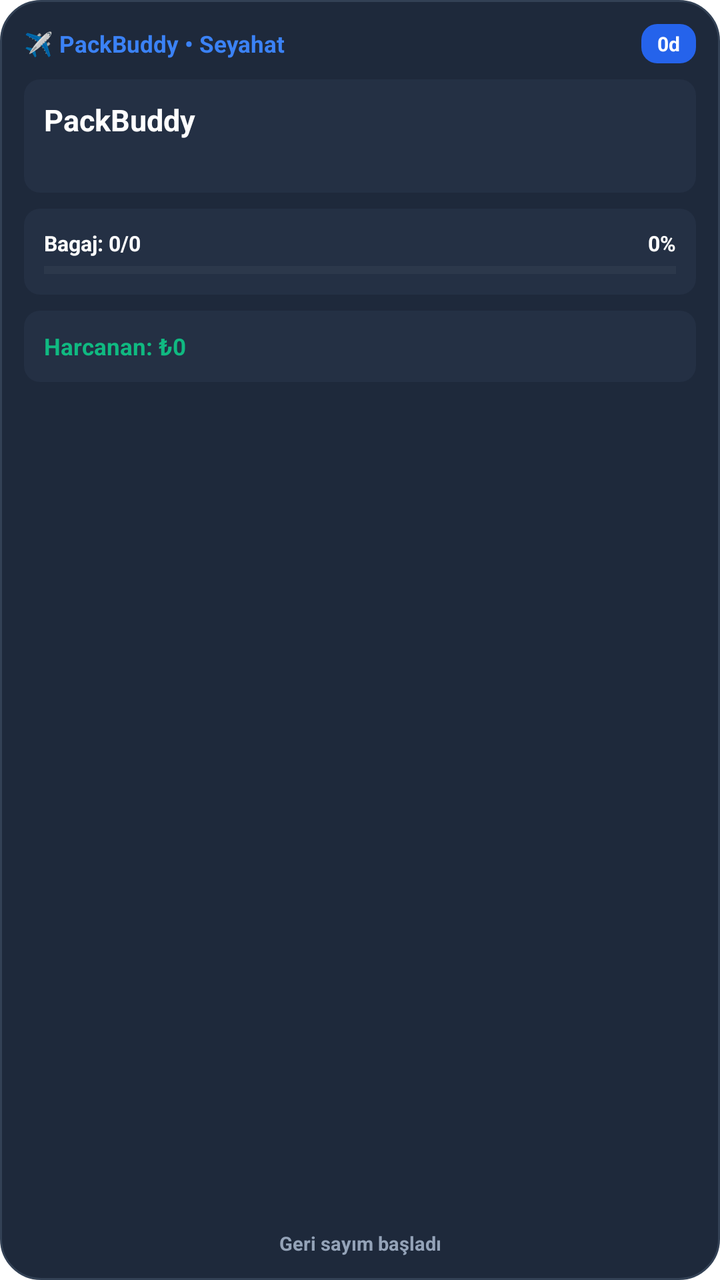
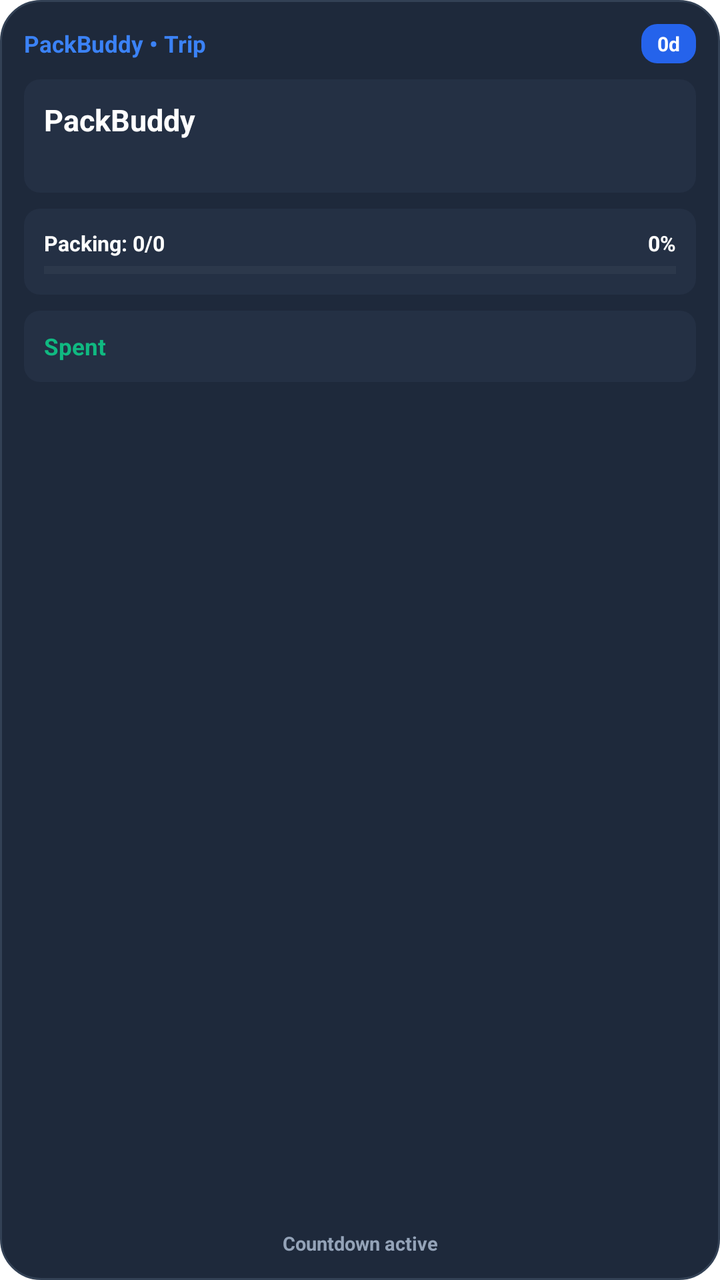

Screens rendered from an Android XML layout before and after an edit, with the pre-edit source and the edit as a unified diff.
<!-- AndroidManifest.xml: fallback theme Theme.MaterialComponents.DayNight.NoActionBar -->
<!-- res/layout/packbuddy_trip_large.xml -->
<?xml version="1.0" encoding="utf-8"?>
<FrameLayout xmlns:android="http://schemas.android.com/apk/res/android"
    android:id="@+id/widget_container"
    android:layout_width="match_parent"
    android:layout_height="match_parent">

    
    <ImageView
        android:id="@+id/widget_rendered_card"
        android:layout_width="match_parent"
        android:layout_height="match_parent"
        android:scaleType="fitCenter"
        android:adjustViewBounds="true"
        android:visibility="gone" />

    
    <LinearLayout
        android:id="@+id/widget_native_content"
        android:layout_width="match_parent"
        android:layout_height="match_parent"
        android:background="@drawable/widget_bg"
        android:orientation="vertical"
        android:padding="12dp">

        
        <LinearLayout
            android:layout_width="match_parent"
            android:layout_height="wrap_content"
            android:gravity="center_vertical"
            android:orientation="horizontal">

            <TextView
                android:id="@+id/widget_app_name"
                android:layout_width="0dp"
                android:layout_height="wrap_content"
                android:layout_weight="1"
                android:ellipsize="end"
                android:maxLines="1"
                android:text="✈️ PackBuddy • Seyahat"
                android:textColor="#3B82F6"
                android:textSize="11.5sp"
                android:textStyle="bold" />

            <TextView
                android:id="@+id/widget_days"
                android:layout_width="wrap_content"
                android:layout_height="wrap_content"
                android:background="@drawable/widget_badge_bg"
                android:paddingStart="8dp"
                android:paddingTop="3dp"
                android:paddingEnd="8dp"
                android:paddingBottom="3dp"
                android:text="0d"
                android:textColor="#FFFFFF"
                android:textSize="10sp"
                android:textStyle="bold" />
        </LinearLayout>

        
        <LinearLayout
            android:id="@+id/widget_destination_card"
            android:layout_width="match_parent"
            android:layout_height="wrap_content"
            android:layout_marginTop="8dp"
            android:background="@drawable/widget_stat_bg"
            android:orientation="vertical"
            android:padding="10dp">

            <TextView
                android:id="@+id/widget_title"
                android:layout_width="match_parent"
                android:layout_height="wrap_content"
                android:ellipsize="end"
                android:maxLines="1"
                android:text="PackBuddy"
                android:textColor="#FFFFFF"
                android:textSize="15sp"
                android:textStyle="bold" />

            <TextView
                android:id="@+id/widget_destination"
                android:layout_width="match_parent"
                android:layout_height="wrap_content"
                android:layout_marginTop="2dp"
                android:ellipsize="end"
                android:maxLines="1"
                android:text=""
                android:textColor="#94A3B8"
                android:textSize="10.5sp" />
        </LinearLayout>

        
        <LinearLayout
            android:id="@+id/widget_packing_card"
            android:layout_width="match_parent"
            android:layout_height="wrap_content"
            android:layout_marginTop="8dp"
            android:background="@drawable/widget_stat_bg"
            android:orientation="vertical"
            android:padding="10dp">

            <LinearLayout
                android:layout_width="match_parent"
                android:layout_height="wrap_content"
                android:orientation="horizontal">

                <TextView
                    android:id="@+id/widget_packing"
                    android:layout_width="0dp"
                    android:layout_height="wrap_content"
                    android:layout_weight="1"
                    android:ellipsize="end"
                    android:maxLines="1"
                    android:text="Bagaj: 0/0"
                    android:textColor="#FFFFFF"
                    android:textSize="10.5sp"
                    android:textStyle="bold" />

                <TextView
                    android:id="@+id/widget_packing_pct"
                    android:layout_width="wrap_content"
                    android:layout_height="wrap_content"
                    android:text="0%"
                    android:textColor="#FFFFFF"
                    android:textSize="10.5sp"
                    android:textStyle="bold" />
            </LinearLayout>

            <ProgressBar
                android:id="@+id/widget_packing_progress"
                style="?android:attr/progressBarStyleHorizontal"
                android:layout_width="match_parent"
                android:layout_height="4.5dp"
                android:layout_marginTop="4dp"
                android:max="100"
                android:progress="0"
                android:progressBackgroundTint="#4094A3B8"
                android:progressTint="#3B82F6" />
        </LinearLayout>

        
        <LinearLayout
            android:id="@+id/widget_budget_card"
            android:layout_width="match_parent"
            android:layout_height="wrap_content"
            android:layout_marginTop="8dp"
            android:background="@drawable/widget_stat_bg"
            android:orientation="vertical"
            android:padding="10dp">

            <TextView
                android:id="@+id/widget_budget"
                android:layout_width="match_parent"
                android:layout_height="wrap_content"
                android:ellipsize="end"
                android:maxLines="1"
                android:text="Harcanan: ₺0"
                android:textColor="#10B981"
                android:textSize="11.5sp"
                android:textStyle="bold" />
        </LinearLayout>

        <FrameLayout
            android:layout_width="match_parent"
            android:layout_height="0dp"
            android:layout_weight="1" />

        
        <TextView
            android:id="@+id/widget_footer"
            android:layout_width="match_parent"
            android:layout_height="wrap_content"
            android:ellipsize="end"
            android:gravity="center"
            android:maxLines="1"
            android:text="Geri sayım başladı"
            android:textColor="#94A3B8"
            android:textSize="9.5sp"
            android:textStyle="bold" />
    </LinearLayout>

</FrameLayout>
<!-- resources referenced by this layout -->
<resources>
  <!-- drawable widget_badge_bg (drawable) -->
  <?xml version="1.0" encoding="utf-8"?>
  <shape xmlns:android="http://schemas.android.com/apk/res/android"
      android:shape="rectangle">
      <corners android:radius="8dp" />
      <solid android:color="#2563EB" />
  </shape>
  <!-- drawable widget_bg (drawable) -->
  <?xml version="1.0" encoding="utf-8"?>
  <shape xmlns:android="http://schemas.android.com/apk/res/android"
      android:shape="rectangle">
      <corners android:radius="20dp" />
      <solid android:color="#1E293B" />
      <stroke
          android:width="1dp"
          android:color="#334155" />
  </shape>
  <!-- drawable widget_stat_bg (drawable) -->
  <?xml version="1.0" encoding="utf-8"?>
  <shape xmlns:android="http://schemas.android.com/apk/res/android"
      android:shape="rectangle">
      <corners android:radius="8dp" />
      <solid android:color="#243044" />
  </shape>
</resources>

<!-- the commit's change to res/layout/packbuddy_trip_large.xml (unified diff, before → after) -->
@@ -36,7 +36,7 @@
                 android:layout_weight="1"
                 android:ellipsize="end"
                 android:maxLines="1"
-                android:text="✈️ PackBuddy • Seyahat"
+                android:text="@string/widget_trip_app_name"
                 android:textColor="#3B82F6"
                 android:textSize="11.5sp"
                 android:textStyle="bold" />
@@ -72,7 +72,7 @@
                 android:layout_height="wrap_content"
                 android:ellipsize="end"
                 android:maxLines="1"
-                android:text="PackBuddy"
+                android:text="@string/widget_brand"
                 android:textColor="#FFFFFF"
                 android:textSize="15sp"
                 android:textStyle="bold" />
@@ -111,7 +111,7 @@
                     android:layout_weight="1"
                     android:ellipsize="end"
                     android:maxLines="1"
-                    android:text="Bagaj: 0/0"
+                    android:text="@string/widget_packing_zero"
                     android:textColor="#FFFFFF"
                     android:textSize="10.5sp"
                     android:textStyle="bold" />
@@ -154,7 +154,7 @@
                 android:layout_height="wrap_content"
                 android:ellipsize="end"
                 android:maxLines="1"
-                android:text="Harcanan: ₺0"
+                android:text="@string/widget_spent"
                 android:textColor="#10B981"
                 android:textSize="11.5sp"
                 android:textStyle="bold" />
@@ -173,7 +173,7 @@
             android:ellipsize="end"
             android:gravity="center"
             android:maxLines="1"
-            android:text="Geri sayım başladı"
+            android:text="@string/widget_countdown_started"
             android:textColor="#94A3B8"
             android:textSize="9.5sp"
             android:textStyle="bold" />
<!-- resource entries referenced after the edit -->
@@ -24,5 +24,10 @@
       <corners android:radius="8dp" />
       <solid android:color="#243044" />
   </shape>
+  <string name="widget_brand" translatable="false">PackBuddy</string>
+  <string name="widget_countdown_started">Countdown active</string>
+  <string name="widget_packing_zero">Packing: 0/0</string>
+  <string name="widget_spent">Spent</string>
+  <string name="widget_trip_app_name">PackBuddy • Trip</string>
 </resources>
 
